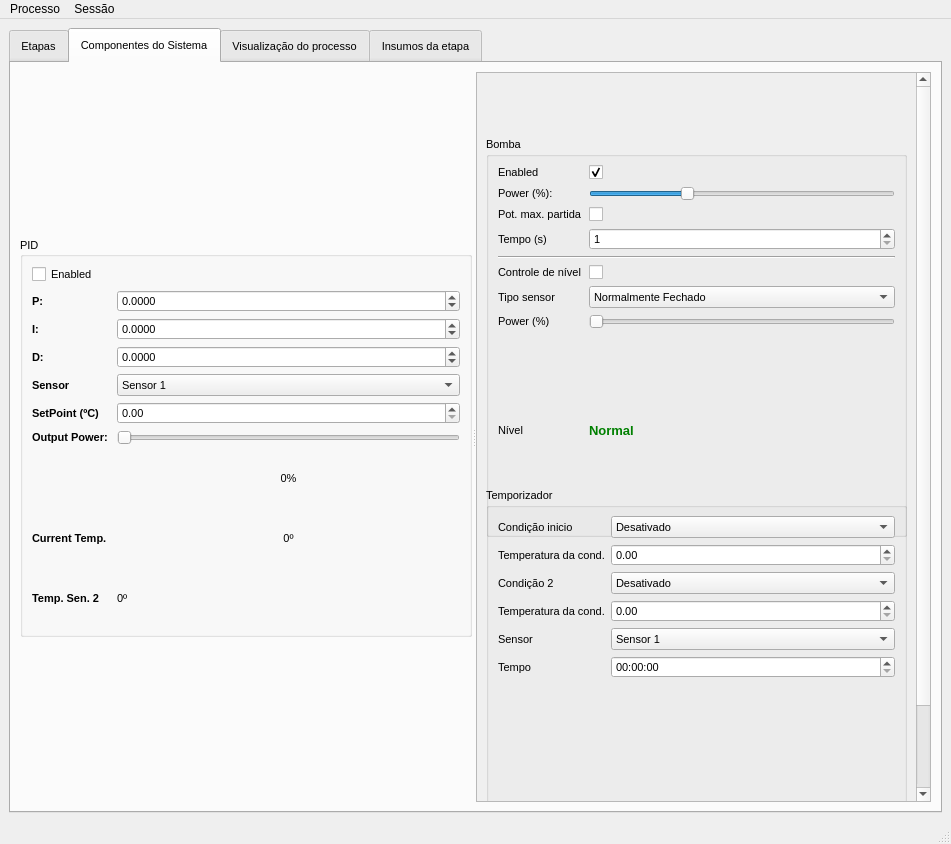
Qt form mainwindow.ui (cristhianwb/BebumBrew) before a commit.
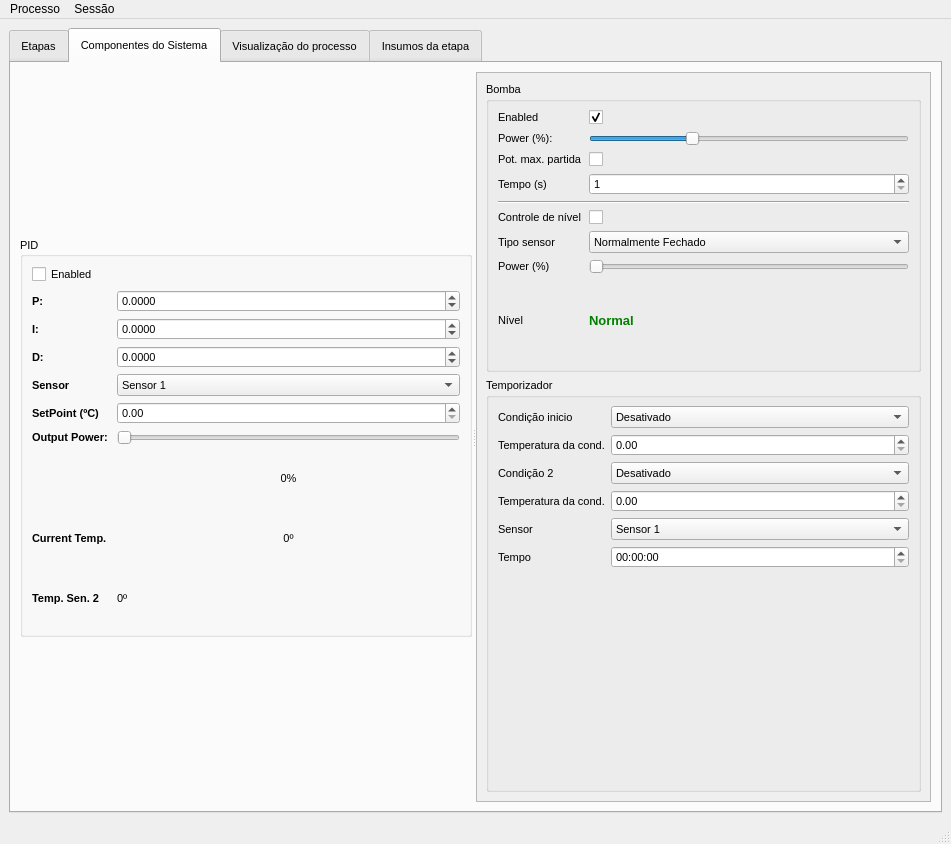
The same form after that commit. The open tabs and pages were chosen to show the change. Icons and pictures are not drawn.

The edit to the form file:
```diff
--- a/mainwindow.ui
+++ b/mainwindow.ui
@@ -538,8 +538,8 @@
                 <rect>
                  <x>0</x>
                  <y>0</y>
-                 <width>524</width>
-                 <height>824</height>
+                 <width>538</width>
+                 <height>710</height>
                 </rect>
                </property>
                <property name="sizePolicy">
@@ -559,8 +559,8 @@
                   </property>
                   <property name="minimumSize">
                    <size>
-                    <width>250</width>
-                    <height>400</height>
+                    <width>0</width>
+                    <height>0</height>
                    </size>
                   </property>
                   <property name="maximumSize">
@@ -752,13 +752,13 @@
                   </property>
                   <property name="minimumSize">
                    <size>
-                    <width>250</width>
-                    <height>400</height>
+                    <width>0</width>
+                    <height>0</height>
                    </size>
                   </property>
                   <property name="maximumSize">
                    <size>
-                    <width>600</width>
+                    <width>16777215</width>
                     <height>16777215</height>
                    </size>
                   </property>
```
Left out of the diff: 2 changed lines with no effect on the pictures.
